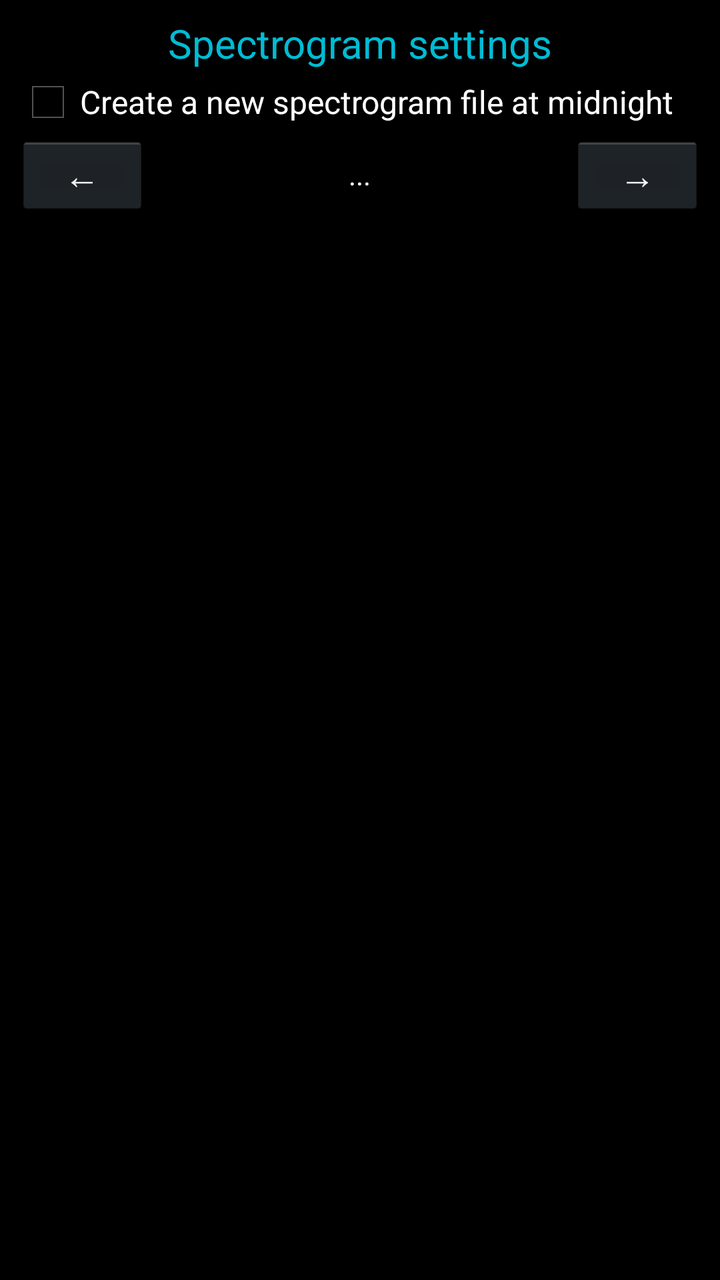
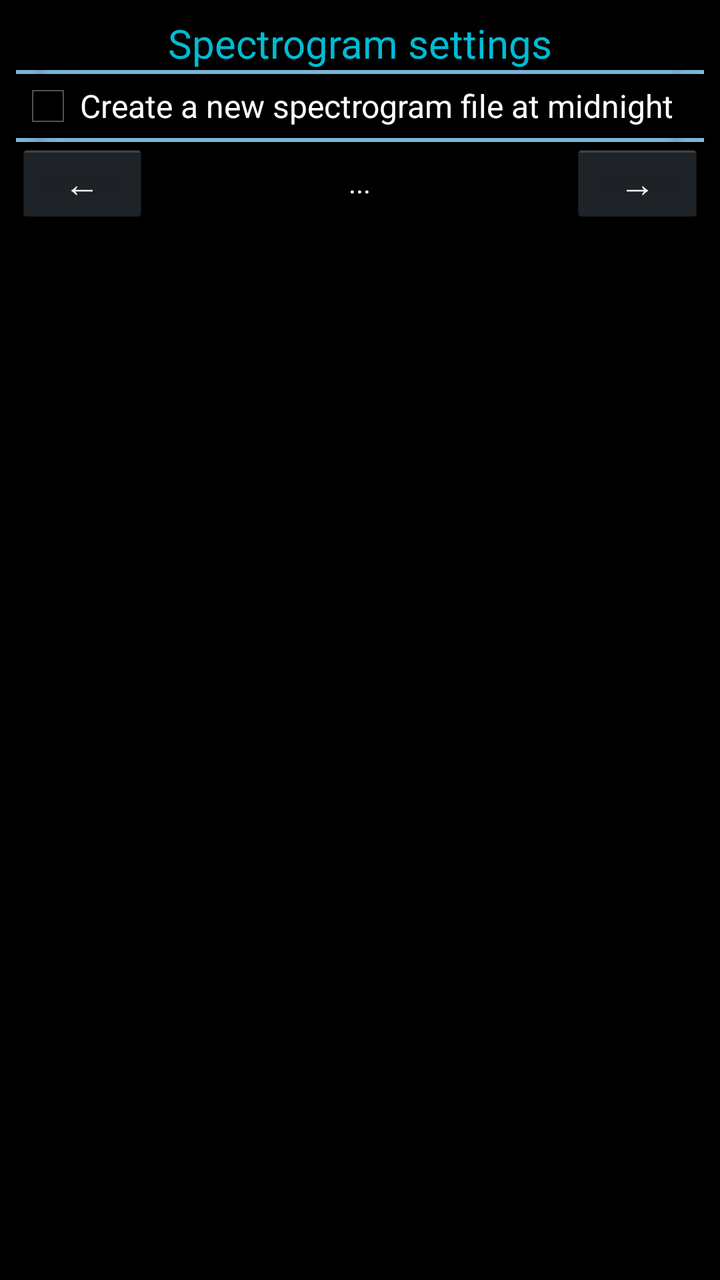

An Android layout rendered at two revisions. The XML below is the earlier revision; the diff shows what the commit changed to produce the second picture.
<!-- AndroidManifest.xml: application theme AppTheme -->
<!-- res/layout/activity_atom_spectra_spectrogram_settings.xml -->
<?xml version="1.0" encoding="utf-8"?>
<LinearLayout xmlns:android="http://schemas.android.com/apk/res/android"
    xmlns:tools="http://schemas.android.com/tools"
    android:layout_width="match_parent"
    android:layout_height="match_parent"
    android:background="#FF000000"
    android:orientation="vertical"
    tools:context=".AtomSpectraSpectrogramSettings">

    <ScrollView
        android:layout_width="match_parent"
        android:layout_height="match_parent">

        <LinearLayout
            android:layout_width="match_parent"
            android:layout_height="wrap_content"
            android:orientation="vertical"
            android:padding="8dp">

            <TextView
                android:layout_width="fill_parent"
                android:layout_height="wrap_content"
                android:gravity="center"
                android:text="@string/spectrogram_settings_title"
                android:textColor="#00BCD4"
                android:textSize="20sp" />

            <CheckBox
                android:id="@+id/spgMidnightReset"
                android:layout_width="fill_parent"
                android:layout_height="wrap_content"
                android:layout_weight="1"
                android:text="@string/settings_spg_midnight_reset"
                android:textColor="#FFFFFFFF" />


            <LinearLayout
                android:layout_width="match_parent"
                android:layout_height="match_parent"
                android:orientation="horizontal">

                <Button
                    android:id="@+id/decAutosaveNameButton"
                    android:layout_width="wrap_content"
                    android:layout_height="wrap_content"
                    android:layout_weight="1"
                    android:minHeight="24dp"
                    android:onClick="onClick_spgDeltaDuration_minus"
                    android:text="@string/minus" />

                <TextView
                    android:id="@+id/spgDeltaDurationText"
                    android:layout_width="wrap_content"
                    android:layout_height="match_parent"
                    android:layout_weight="80"
                    android:gravity="center"
                    android:text="..."
                    android:textColor="#FFFFFF"
                    tools:ignore="HardcodedText" />

                <Button
                    android:id="@+id/incAutosaveNameButton"
                    android:layout_width="wrap_content"
                    android:layout_height="wrap_content"
                    android:layout_weight="1"
                    android:minHeight="24dp"
                    android:onClick="onClick_spgDeltaDuration_plus"
                    android:text="@string/plus" />
            </LinearLayout>

        </LinearLayout>
    </ScrollView>
</LinearLayout>
<!-- resources referenced by this layout -->
<resources>
  <string name="minus">\u2190</string>
  <string name="plus">\u2192</string>
  <string name="settings_spg_midnight_reset">Create a new spectrogram file at midnight</string>
  <string name="spectrogram_settings_title">Spectrogram settings</string>
  <style name="AppTheme" parent="AppBaseTheme">
          <item name="android:colorPrimary">@color/color_main</item>
          <item name="android:textColor">@color/color_main</item>
          <item name="android:colorAccent">@color/color_main</item>
          
  
      </style>
  <style name="AppBaseTheme" parent="android:Theme.Holo">
          
      </style>
</resources>

<!-- the commit's change to res/layout/activity_atom_spectra_spectrogram_settings.xml (unified diff, before → after) -->
@@ -14,8 +14,10 @@
         <LinearLayout
             android:layout_width="match_parent"
             android:layout_height="wrap_content"
+            android:divider="@drawable/divider"
             android:orientation="vertical"
-            android:padding="8dp">
+            android:padding="8dp"
+            android:showDividers="middle">
 
             <TextView
                 android:layout_width="fill_parent"
<!-- resource entries referenced after the edit -->
@@ -1,5 +1,6 @@
 <!-- resources referenced by this layout -->
 <resources>
+  <!-- drawable divider: png bitmap (drawable, 3113 bytes) -->
   <string name="minus">\u2190</string>
   <string name="plus">\u2192</string>
   <string name="settings_spg_midnight_reset">Create a new spectrogram file at midnight</string>
